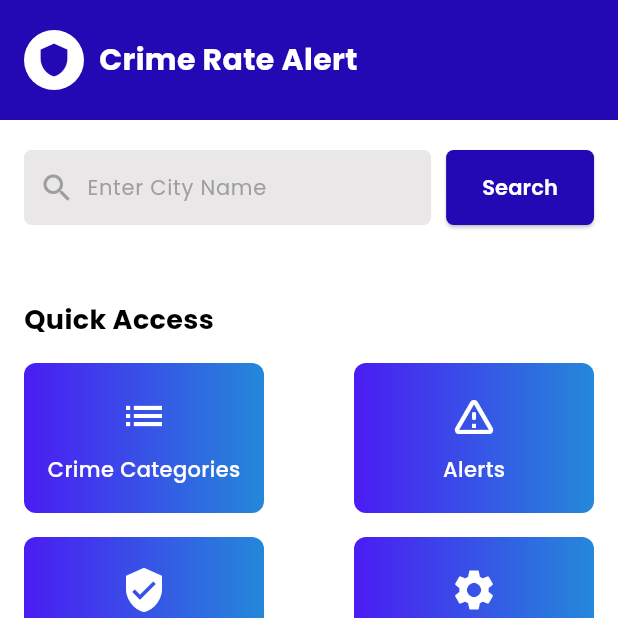
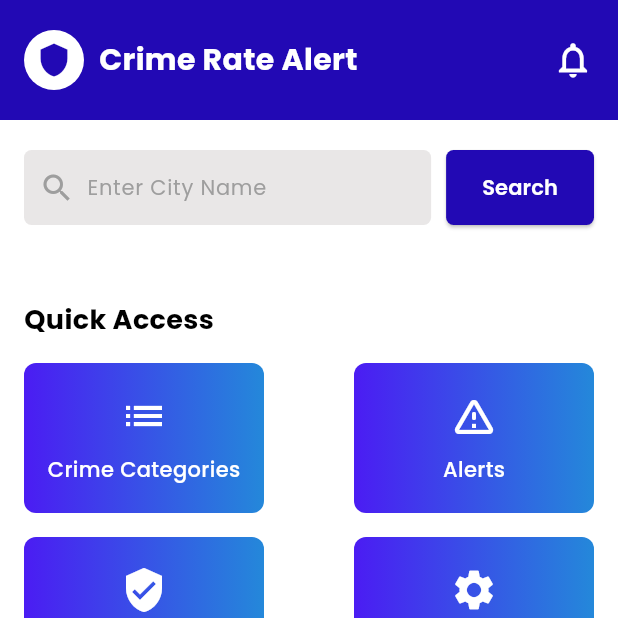
Before and after one commit to Amansarfraz/crime_app, a Flutter app: the HomeScreen screen opened by its route, after a tap on "Search", on a phone screen of 412 x 824 dp, the top half of it. Run offline on Flutter 3.47's test engine with Material 3 defaults, Android fonts, the phone set to English and light mode, and no system bars; our stand-ins replace google_fonts.

Commit message:
first commit

```diff
--- a/lib/screens/home_screen.dart
+++ b/lib/screens/home_screen.dart
@@ -15,14 +15,13 @@ class _HomeScreenState extends State<HomeScreen> {
   String? _crimeLevel;
   List<Map<String, String>> recentSearches = [];
 
-  // ✅ Fetch from real hosted JSON API (Pakistan data)
   Future<void> fetchCrimeRate(String city) async {
     if (city.isEmpty) return;
 
     final normalizedCity = city.trim().toLowerCase();
 
     const pakistanApi =
-        'https://api.jsonbin.io/v3/b/6718f0e2e41b4d34e4c9f82a/latest'; // free hosted live data
+        'https://api.jsonbin.io/v3/b/6718f0e2e41b4d34e4c9f82a/latest';
 
     try {
       final response = await http.get(Uri.parse(pakistanApi));
@@ -45,7 +44,6 @@ class _HomeScreenState extends State<HomeScreen> {
       debugPrint('Pakistan API error: $e');
     }
 
-    // 🌍 Fallback for other countries (estimated logic)
     String level;
     if (normalizedCity.contains('new york') ||
         normalizedCity.contains('mexico') ||
@@ -83,7 +81,6 @@ class _HomeScreenState extends State<HomeScreen> {
   @override
   Widget build(BuildContext context) {
     return Scaffold(
-      // bottom navigation bar
       bottomNavigationBar: Container(
         height: 60,
         decoration: const BoxDecoration(
@@ -113,12 +110,15 @@ class _HomeScreenState extends State<HomeScreen> {
           child: Column(
             crossAxisAlignment: CrossAxisAlignment.start,
             children: [
-              // 🌟 Top Blue Bar
+              // 🌟 Top Blue Bar with Bell Icon
               Container(
                 width: double.infinity,
                 height: 80,
                 color: const Color(0xFF2209B4),
                 child: Row(
+                  mainAxisAlignment: MainAxisAlignment.spaceBetween,
+                  children: [
+                    Row(
                       children: [
                         const SizedBox(width: 16),
                         Container(
@@ -128,7 +128,10 @@ class _HomeScreenState extends State<HomeScreen> {
                             color: Colors.white,
                             shape: BoxShape.circle,
                           ),
-                      child: const Icon(Icons.shield, color: Color(0xFF2209B4)),
+                          child: const Icon(
+                            Icons.shield,
+                            color: Color(0xFF2209B4),
+                          ),
                         ),
                         const SizedBox(width: 10),
                         Text(
@@ -137,6 +140,16 @@ class _HomeScreenState extends State<HomeScreen> {
                             color: Colors.white,
                             fontWeight: FontWeight.bold,
                             fontSize: 20,
+                          ),
+                        ),
+                      ],
+                    ),
+                    const Padding(
+                      padding: EdgeInsets.only(right: 16),
+                      child: Icon(
+                        Icons.notifications_none,
+                        color: Colors.white,
+                        size: 28,
                       ),
                     ),
                   ],
@@ -260,7 +273,7 @@ class _HomeScreenState extends State<HomeScreen> {
 
               const SizedBox(height: 20),
 
-              // ⚡ Quick Access Buttons
+              // ⚡ Quick Access
               Padding(
                 padding: const EdgeInsets.symmetric(horizontal: 16),
                 child: Text(
```
Lines whose indentation alone changed are shown as unchanged.
